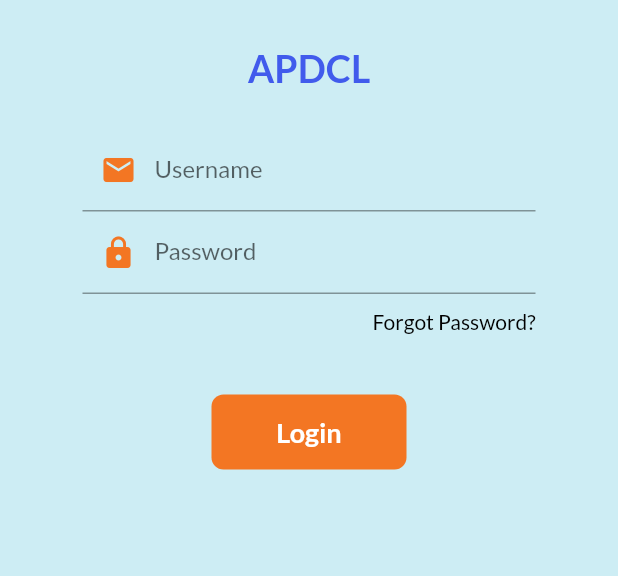
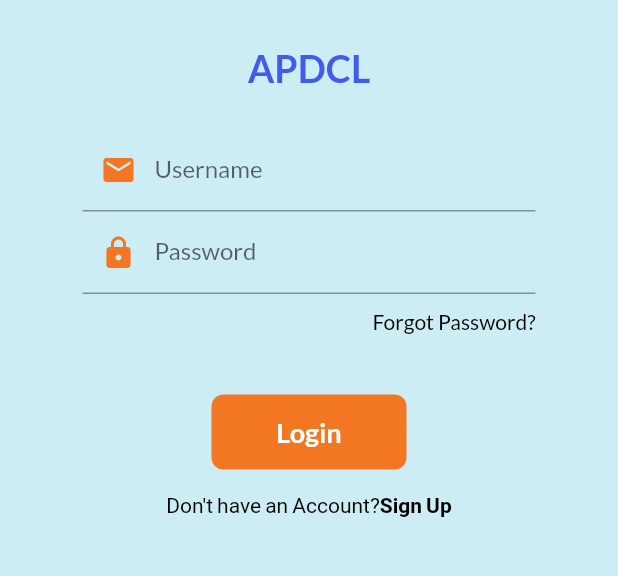
Before and after one commit to kaushik-762/apdcl-meter-registry, a Flutter app: the screen it shows after launch, on a phone screen of 412 x 824 dp, the part 465-1041 px from its top. Run offline on Flutter 3.47's test engine with Material 2 defaults, Android fonts, the phone set to English and light mode, and no system bars; our stand-ins replace google_fonts.

Commit message:
Day6 Completed

```diff
--- a/lib/pages/login_pages.dart
+++ b/lib/pages/login_pages.dart
@@ -217,9 +217,35 @@
                   ),
                 ),
 
+                SizedBox(
+                  height: 15,
+                ),
 
+                GestureDetector(
+                  onTap: () => moveToHome(context),
+                  child: RichText(
+                    text:TextSpan(
+                      children:[
+                      TextSpan(
+                        text: "Don't have an Account?",
+                        style: TextStyle(
+                          color: Colors.black,
+                        )
+                      ),
 
+                      TextSpan(
+                        text: "Sign Up",
+                        style: TextStyle(
+                          color: Colors.black,
+                          fontWeight: FontWeight.bold,
+                        )
+                      )
+                     ]
+                    )
 
+                  ),
+
+                )
 
 
 
```
